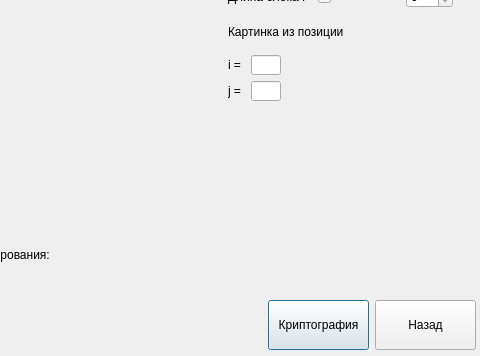
shm0nya/Lipilin-s-game, file interception.ui: the form before one commit; both pictures show x 292 to 772 and y 111 to 467 of the 772 by 467 pixel window.
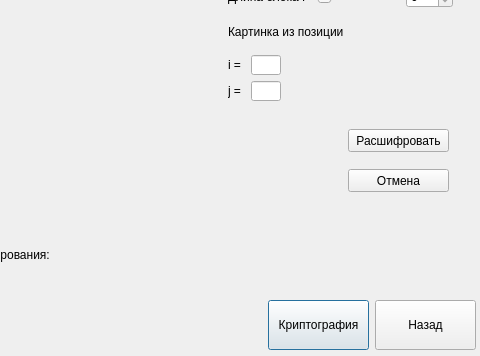
The form after the commit.

Commit message:
<потупившийся взгляд>
Поменяла текст приветствия для участников
Для образца вставила кнопки, они пусты пока что

The edit to the form file:
```diff
--- a/interception.ui
+++ b/interception.ui
@@ -163,7 +163,7 @@
     </item>
    </layout>
   </widget>
-  <widget class="QWidget" name="">
+  <widget class="QWidget" name="layoutWidget">
    <property name="geometry">
     <rect>
      <x>520</x>
@@ -396,7 +396,7 @@
     </item>
    </layout>
   </widget>
-  <widget class="QWidget" name="">
+  <widget class="QWidget" name="layoutWidget">
    <property name="geometry">
     <rect>
      <x>560</x>
@@ -434,6 +434,32 @@
     </item>
    </layout>
   </widget>
+  <widget class="QPushButton" name="pushButton">
+   <property name="geometry">
+    <rect>
+     <x>640</x>
+     <y>280</y>
+     <width>101</width>
+     <height>23</height>
+    </rect>
+   </property>
+   <property name="text">
+    <string>Отмена</string>
+   </property>
+  </widget>
+  <widget class="QPushButton" name="pushButton_2">
+   <property name="geometry">
+    <rect>
+     <x>640</x>
+     <y>240</y>
+     <width>101</width>
+     <height>23</height>
+    </rect>
+   </property>
+   <property name="text">
+    <string>Расшифровать</string>
+   </property>
+  </widget>
  </widget>
  <resources/>
  <connections>
```
The commit also changes 1 other file.
